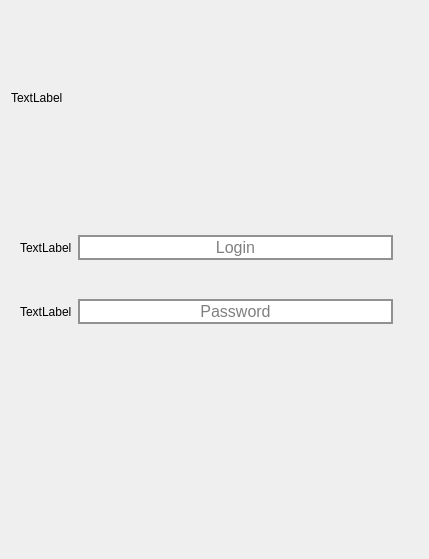
Above: authenticationform.ui from UsualUserForGit/QTInstantMessagingClient before the change. Below: the same form after it.
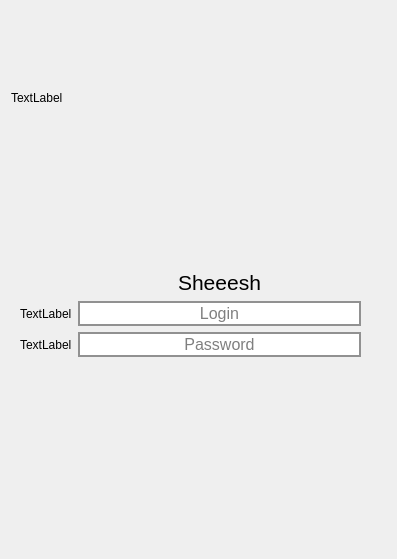
That is the form after the change.

The edit to the form file:
```diff
--- a/authenticationform.ui
+++ b/authenticationform.ui
@@ -6,7 +6,7 @@
    <rect>
     <x>0</x>
     <y>0</y>
-    <width>429</width>
+    <width>397</width>
     <height>559</height>
    </rect>
   </property>
@@ -102,7 +102,7 @@
          <property name="rightMargin">
           <number>25</number>
          </property>
-         <item row="0" column="1">
+         <item row="1" column="1">
           <widget class="QLineEdit" name="login_lineEdit">
            <property name="enabled">
             <bool>true</bool>
@@ -129,7 +129,21 @@
            </property>
           </widget>
          </item>
-         <item row="1" column="1">
+         <item row="1" column="0">
+          <widget class="QLabel" name="login_label">
+           <property name="text">
+            <string>TextLabel</string>
+           </property>
+          </widget>
+         </item>
+         <item row="2" column="0">
+          <widget class="QLabel" name="password_label">
+           <property name="text">
+            <string>TextLabel</string>
+           </property>
+          </widget>
+         </item>
+         <item row="2" column="1">
           <widget class="QLineEdit" name="password_lineEdit">
            <property name="enabled">
             <bool>true</bool>
@@ -165,17 +179,21 @@
            </property>
           </widget>
          </item>
-         <item row="0" column="0">
-          <widget class="QLabel" name="login_label">
-           <property name="text">
-            <string>TextLabel</string>
+         <item row="0" column="1">
+          <widget class="QLabel" name="label">
+           <property name="font">
+            <font>
+             <pointsize>16</pointsize>
+            </font>
            </property>
-          </widget>
-         </item>
-         <item row="1" column="0">
-          <widget class="QLabel" name="password_label">
+           <property name="styleSheet">
+            <string notr="true">color:black; </string>
+           </property>
            <property name="text">
-            <string>TextLabel</string>
+            <string>Sheeesh</string>
+           </property>
+           <property name="alignment">
+            <set>Qt::AlignBottom|Qt::AlignHCenter</set>
            </property>
           </widget>
          </item>
```
